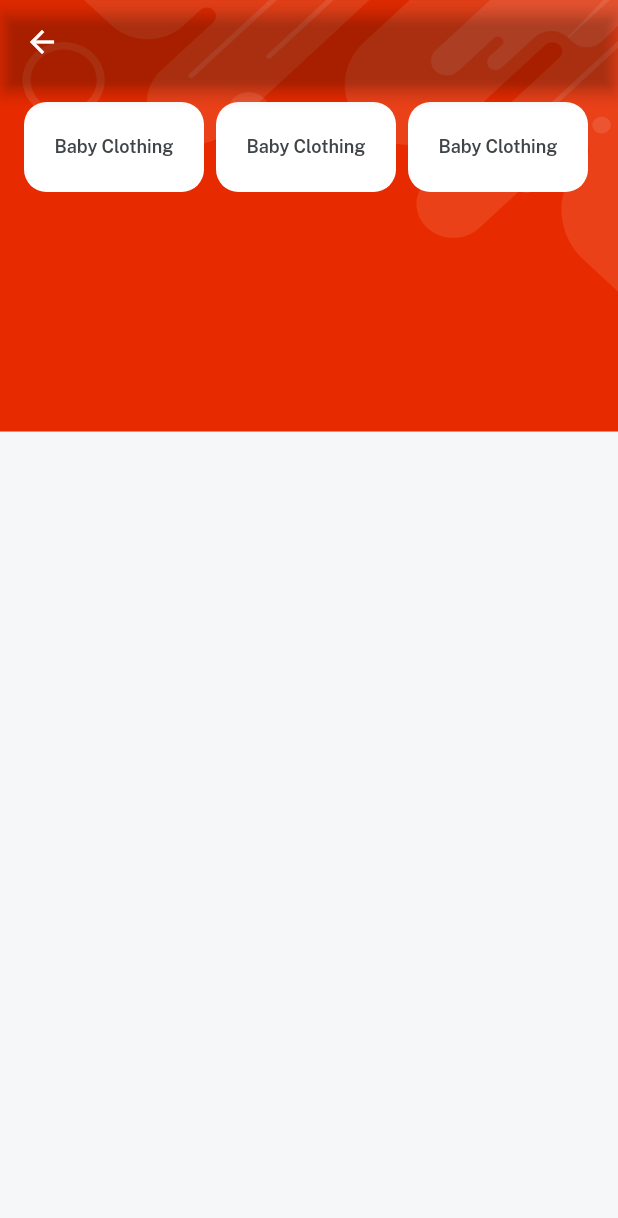
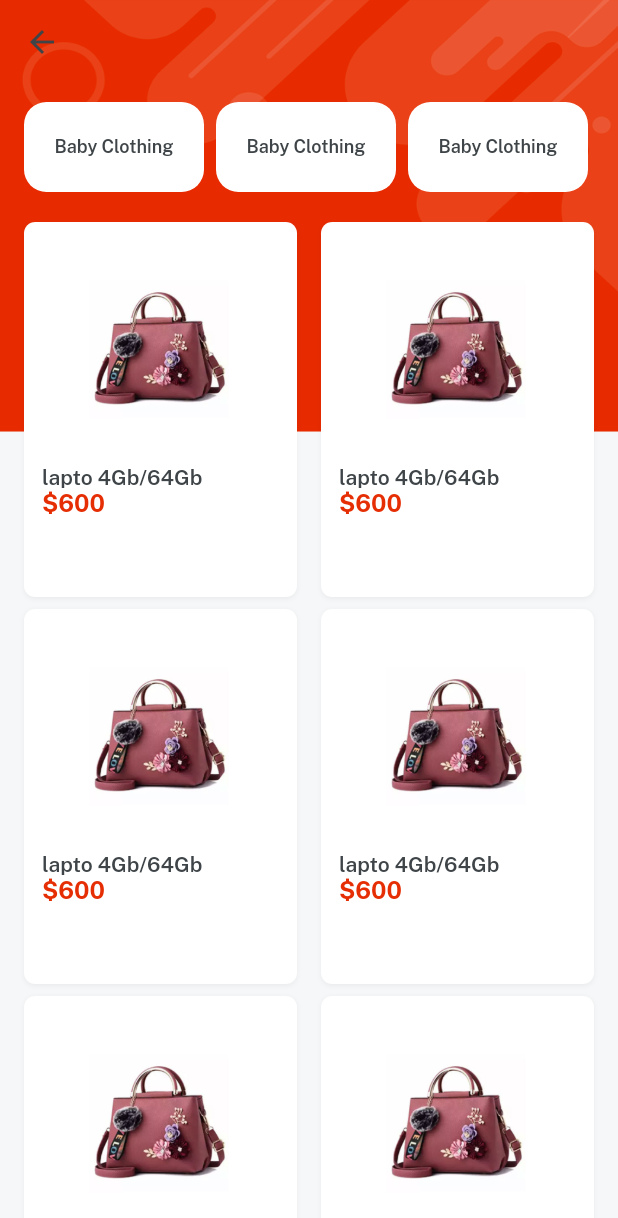
Before and after one commit to Shyamprasad07/E-Commerce, a Flutter app: the CategoryDetails screen opened directly with empty values, on a phone screen of 412 x 824 dp. Shown: the top 1218 px of the screen. Run offline on Flutter 3.47's test engine with Material 2 defaults, Android fonts, the phone set to English and light mode, and no system bars; our stand-ins replace firebase_core, get, velocity_x; accounts and stored records are empty.

Commit message:
item_ details page half UI  made

```diff
--- a/lib/main.dart
+++ b/lib/main.dart
@@ -21,6 +21,12 @@ class MyApp extends StatelessWidget {
       theme: ThemeData(
         scaffoldBackgroundColor: Colors.transparent,
         appBarTheme: const AppBarTheme(
+          // to set app bar icons color
+          iconTheme: IconThemeData(
+            color: darkFontGrey,
+          ),
+          // st elevation to 0
+          elevation: 0.0,
           backgroundColor: Colors.transparent,
         ),
         fontFamily: regular,
--- a/lib/views/catagory_screen/category_details.dart
+++ b/lib/views/catagory_screen/category_details.dart
@@ -1,8 +1,9 @@
 // ignore_for_file: public_member_api_docs, sort_constructors_first
-import 'package:flutter/material.dart';
+import 'package:emart_app/views/catagory_screen/item_details.dart';
 
 import 'package:emart_app/consts/consts.dart';
 import 'package:emart_app/widgets_common/bg_widget.dart';
+import 'package:get/get.dart';
 
 class CategoryDetails extends StatelessWidget {
   final String? title;
@@ -20,7 +21,7 @@ class CategoryDetails extends StatelessWidget {
         title: title!.text.fontFamily(bold).white.make(),
       ),
       body: Container(
-        padding: EdgeInsets.all(12),
+        padding: const EdgeInsets.all(12),
         child: Column(
           children: [
             SingleChildScrollView(
@@ -39,10 +40,53 @@ class CategoryDetails extends StatelessWidget {
                         .white
                         .rounded
                         .size(120, 60)
-                        .margin(EdgeInsets.symmetric(horizontal: 4))
+                        .margin(const EdgeInsets.symmetric(horizontal: 4))
                         .make()),
               ),
-            )
+            ),
+            // items container
+            20.heightBox,
+
+            Expanded(
+                child: GridView.builder(
+                  physics: const BouncingScrollPhysics(),
+                    shrinkWrap: true,
+                    itemCount: 6,
+                    gridDelegate: const SliverGridDelegateWithFixedCrossAxisCount(
+                        mainAxisExtent: 250, crossAxisCount: 2,mainAxisSpacing: 8,crossAxisSpacing: 8),
+                    itemBuilder: (context, index) {
+                      return Column(
+                        crossAxisAlignment: CrossAxisAlignment.start,
+                        children: [
+                          Image.asset(
+                            imgP5,
+                            height: 150,
+                            width: 200,
+                            fit: BoxFit.cover,
+                          ),
+                          "lapto 4Gb/64Gb"
+                              .text
+                              .fontFamily(semibold)
+                              .color(darkFontGrey)
+                              .make(),
+                          "\$600"
+                              .text
+                              .color(redColor)
+                              .fontFamily(bold)
+                              .size(16)
+                              .make()
+                        ],
+                      )
+                          .box
+                          .white
+                          .margin(const EdgeInsets.symmetric(horizontal: 4))
+                          .roundedSM
+                          .outerShadowSm
+                          .padding(const EdgeInsets.all(12))
+                          .make().onTap(() {
+                            Get.to(()=> const ItemDetails(title: "Dummy item"));
+                           });
+                    }))
           ],
         ),
       ),
```
Also changed, not shown: lib/views/catagory_screen/item_details.dart (added, +125 -0 lines).
